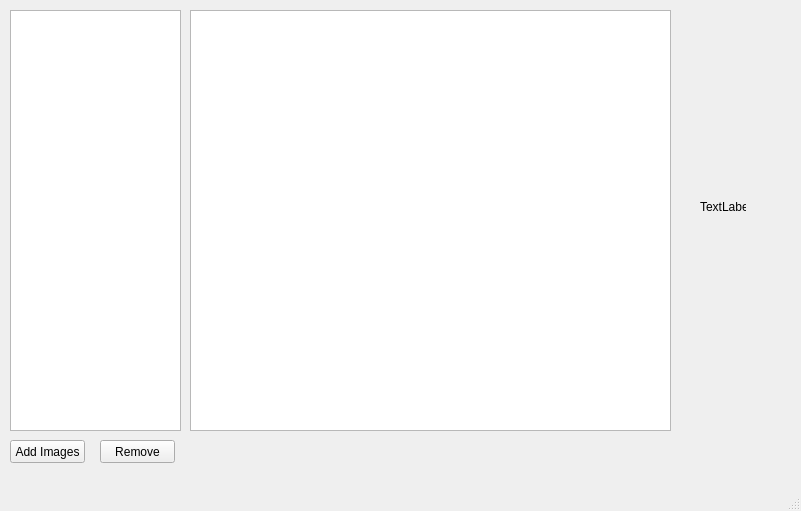
This is BaseGUI.ui in Pys3nberg/project-watermark as Qt 5 draws it before an edit. The edited form follows.
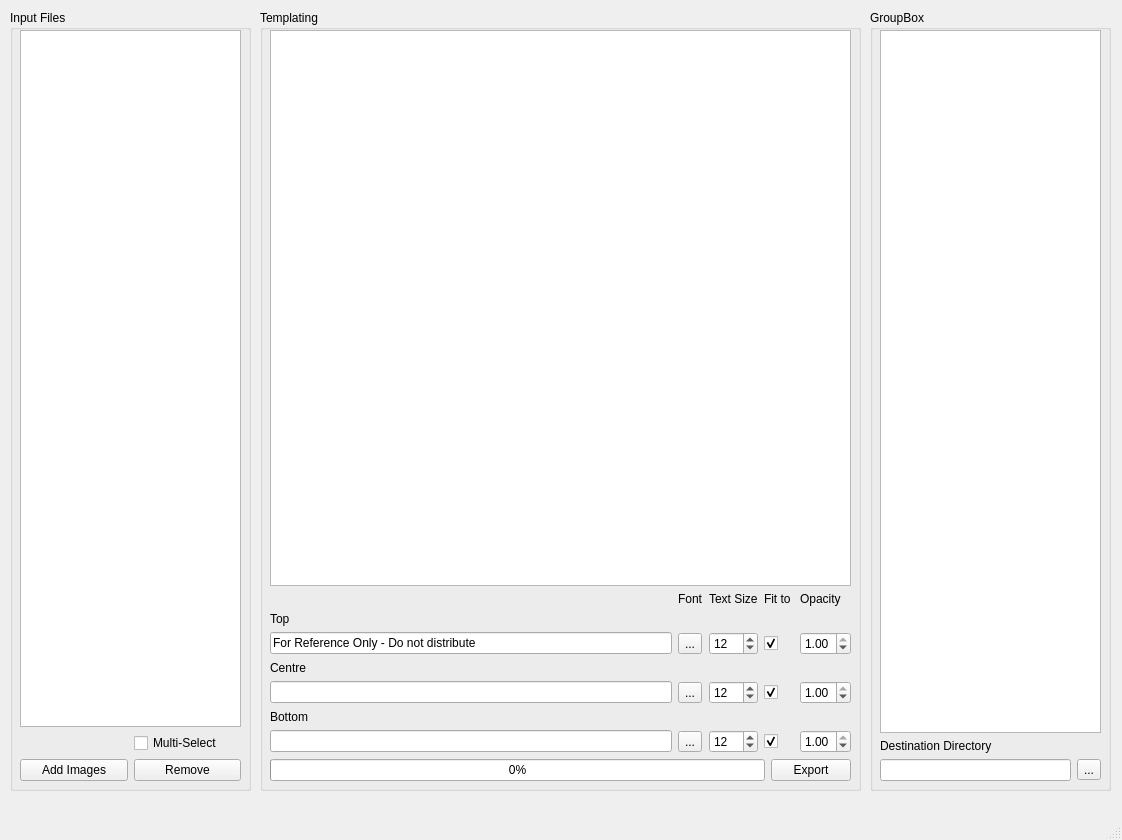
This is the edited form.

Commit message: All controls and indicators added to gui, with some functionallity updated. no templating controls work yet.

```diff
--- a/BaseGUI.ui
+++ b/BaseGUI.ui
@@ -6,81 +6,388 @@
    <rect>
     <x>0</x>
     <y>0</y>
-    <width>801</width>
-    <height>511</height>
+    <width>1122</width>
+    <height>840</height>
    </rect>
   </property>
   <property name="windowTitle">
    <string>MainWindow</string>
   </property>
   <widget class="QWidget" name="centralwidget">
-   <widget class="QListWidget" name="inputFileList">
+   <widget class="QGroupBox" name="inputGroupBox">
     <property name="geometry">
      <rect>
       <x>10</x>
       <y>10</y>
-      <width>171</width>
-      <height>421</height>
+      <width>241</width>
+      <height>781</height>
      </rect>
     </property>
-    <property name="selectionMode">
-     <enum>QAbstractItemView::MultiSelection</enum>
+    <property name="autoFillBackground">
+     <bool>false</bool>
     </property>
-    <property name="iconSize">
-     <size>
-      <width>24</width>
-      <height>32</height>
-     </size>
+    <property name="title">
+     <string>Input Files</string>
     </property>
-   </widget>
-   <widget class="QPushButton" name="addImagesButton">
-    <property name="geometry">
-     <rect>
-      <x>10</x>
-      <y>440</y>
-      <width>75</width>
-      <height>23</height>
-     </rect>
+    <property name="flat">
+     <bool>false</bool>
     </property>
-    <property name="text">
-     <string>Add Images</string>
-    </property>
+    <widget class="QWidget" name="verticalLayoutWidget">
+     <property name="geometry">
+      <rect>
+       <x>10</x>
+       <y>20</y>
+       <width>221</width>
+       <height>751</height>
+      </rect>
+     </property>
+     <layout class="QVBoxLayout" name="verticalLayout">
+      <item>
+       <widget class="QListWidget" name="inputFileList">
+        <property name="selectionMode">
+         <enum>QAbstractItemView::SingleSelection</enum>
+        </property>
+        <property name="iconSize">
+         <size>
+          <width>24</width>
+          <height>32</height>
+         </size>
+        </property>
+       </widget>
+      </item>
+      <item>
+       <layout class="QGridLayout" name="gridLayout">
+        <item row="1" column="0">
+         <widget class="QPushButton" name="addImagesButton">
+          <property name="text">
+           <string>Add Images</string>
+          </property>
+         </widget>
+        </item>
+        <item row="1" column="1">
+         <widget class="QPushButton" name="removeImagesButton">
+          <property name="text">
+           <string>Remove</string>
+          </property>
+         </widget>
+        </item>
+        <item row="0" column="1">
+         <widget class="QCheckBox" name="multiCheckBox">
+          <property name="text">
+           <string>Multi-Select</string>
+          </property>
+         </widget>
+        </item>
+       </layout>
+      </item>
+     </layout>
+    </widget>
    </widget>
-   <widget class="QPushButton" name="removeImagesButton">
+   <widget class="QGroupBox" name="templatingGroupBox">
     <property name="geometry">
      <rect>
-      <x>100</x>
-      <y>440</y>
-      <width>75</width>
-      <height>23</height>
+      <x>260</x>
+      <y>10</y>
+      <width>601</width>
+      <height>781</height>
      </rect>
     </property>
-    <property name="text">
-     <string>Remove</string>
+    <property name="title">
+     <string>Templating</string>
     </property>
+    <widget class="QWidget" name="verticalLayoutWidget_2">
+     <property name="geometry">
+      <rect>
+       <x>10</x>
+       <y>20</y>
+       <width>581</width>
+       <height>751</height>
+      </rect>
+     </property>
+     <layout class="QVBoxLayout" name="verticalLayout_2">
+      <item>
+       <widget class="QGraphicsView" name="graphicsView"/>
+      </item>
+      <item>
+       <layout class="QGridLayout" name="gridLayout_2">
+        <item row="2" column="3">
+         <widget class="QCheckBox" name="topFitToCheckBox">
+          <property name="text">
+           <string/>
+          </property>
+          <property name="checked">
+           <bool>true</bool>
+          </property>
+         </widget>
+        </item>
+        <item row="6" column="3">
+         <widget class="QCheckBox" name="botFitToCheckBox">
+          <property name="text">
+           <string/>
+          </property>
+          <property name="checked">
+           <bool>true</bool>
+          </property>
+         </widget>
+        </item>
+        <item row="2" column="0">
+         <widget class="QLineEdit" name="topLineEdit">
+          <property name="font">
+           <font>
+            <family>Arial</family>
+           </font>
+          </property>
+          <property name="text">
+           <string>For Reference Only - Do not distribute</string>
+          </property>
+         </widget>
+        </item>
+        <item row="2" column="4">
+         <widget class="QDoubleSpinBox" name="topOpacitySpinBox">
+          <property name="maximum">
+           <double>1.000000000000000</double>
+          </property>
+          <property name="singleStep">
+           <double>0.050000000000000</double>
+          </property>
+          <property name="value">
+           <double>1.000000000000000</double>
+          </property>
+         </widget>
+        </item>
+        <item row="4" column="0">
+         <widget class="QLineEdit" name="centLineEdit">
+          <property name="font">
+           <font>
+            <family>Arial</family>
+           </font>
+          </property>
+         </widget>
+        </item>
+        <item row="2" column="1">
+         <widget class="QToolButton" name="topFontButton">
+          <property name="text">
+           <string>...</string>
+          </property>
+         </widget>
+        </item>
+        <item row="2" column="2">
+         <widget class="QSpinBox" name="topFontSizeBox">
+          <property name="value">
+           <number>12</number>
+          </property>
+         </widget>
+        </item>
+        <item row="1" column="0">
+         <widget class="QLabel" name="topLabel">
+          <property name="text">
+           <string>Top</string>
+          </property>
+         </widget>
+        </item>
+        <item row="4" column="1">
+         <widget class="QToolButton" name="centFontButton">
+          <property name="text">
+           <string>...</string>
+          </property>
+         </widget>
+        </item>
+        <item row="6" column="1">
+         <widget class="QToolButton" name="botFontButton_2">
+          <property name="text">
+           <string>...</string>
+          </property>
+         </widget>
+        </item>
+        <item row="0" column="3">
+         <widget class="QLabel" name="fitToLabel">
+          <property name="text">
+           <string>Fit to </string>
+          </property>
+         </widget>
+        </item>
+        <item row="4" column="2">
+         <widget class="QSpinBox" name="centFontSizeBox">
+          <property name="value">
+           <number>12</number>
+          </property>
+         </widget>
+        </item>
+        <item row="4" column="3">
+         <widget class="QCheckBox" name="centFitToCheckBox">
+          <property name="text">
+           <string/>
+          </property>
+          <property name="checked">
+           <bool>true</bool>
+          </property>
+         </widget>
+        </item>
+        <item row="6" column="0">
+         <widget class="QLineEdit" name="botLineEdit"/>
+        </item>
+        <item row="6" column="2">
+         <widget class="QSpinBox" name="botFontSizeBox">
+          <property name="value">
+           <number>12</number>
+          </property>
+         </widget>
+        </item>
+        <item row="0" column="2">
+         <widget class="QLabel" name="textSizeLabel">
+          <property name="text">
+           <string>Text Size</string>
+          </property>
+         </widget>
+        </item>
+        <item row="3" column="0">
+         <widget class="QLabel" name="centLabel">
+          <property name="text">
+           <string>Centre</string>
+          </property>
+         </widget>
+        </item>
+        <item row="5" column="0">
+         <widget class="QLabel" name="botLabel">
+          <property name="text">
+           <string>Bottom</string>
+          </property>
+         </widget>
+        </item>
+        <item row="0" column="4">
+         <widget class="QLabel" name="opacityLabel">
+          <property name="text">
+           <string>Opacity</string>
+          </property>
+         </widget>
+        </item>
+        <item row="4" column="4">
+         <widget class="QDoubleSpinBox" name="centOpacitySpinBox">
+          <property name="maximum">
+           <double>1.000000000000000</double>
+          </property>
+          <property name="singleStep">
+           <double>0.050000000000000</double>
+          </property>
+          <property name="value">
+           <double>1.000000000000000</double>
+          </property>
+         </widget>
+        </item>
+        <item row="6" column="4">
+         <widget class="QDoubleSpinBox" name="botOpacitySpinBox">
+          <property name="maximum">
+           <double>1.000000000000000</double>
+          </property>
+          <property name="singleStep">
+           <double>0.050000000000000</double>
+          </property>
+          <property name="value">
+           <double>1.000000000000000</double>
+          </property>
+         </widget>
+        </item>
+        <item row="0" column="1">
+         <widget class="QLabel" name="textSizeLabel_3">
+          <property name="text">
+           <string>Font</string>
+          </property>
+         </widget>
+        </item>
+       </layout>
+      </item>
+      <item>
+       <layout class="QHBoxLayout" name="horizontalLayout_2">
+        <property name="sizeConstraint">
+         <enum>QLayout::SetNoConstraint</enum>
+        </property>
+        <item>
+         <widget class="QProgressBar" name="progressBar">
+          <property name="value">
+           <number>0</number>
+          </property>
+          <property name="invertedAppearance">
+           <bool>false</bool>
+          </property>
+         </widget>
+        </item>
+        <item>
+         <widget class="QPushButton" name="exportButton">
+          <property name="text">
+           <string>Export</string>
+          </property>
+         </widget>
+        </item>
+       </layout>
+      </item>
+     </layout>
+    </widget>
    </widget>
-   <widget class="QGraphicsView" name="graphicsView">
+   <widget class="QGroupBox" name="outputGroupBox">
     <property name="geometry">
      <rect>
-      <x>190</x>
+      <x>870</x>
       <y>10</y>
-      <width>481</width>
-      <height>421</height>
+      <width>241</width>
+      <height>781</height>
      </rect>
     </property>
-   </widget>
-   <widget class="QLabel" name="label">
-    <property name="geometry">
-     <rect>
-      <x>700</x>
-      <y>200</y>
-      <width>46</width>
-      <height>13</height>
-     </rect>
+    <property name="title">
+     <string>GroupBox</string>
     </property>
-    <property name="text">
-     <string>TextLabel</string>
-    </property>
+    <widget class="QWidget" name="verticalLayoutWidget_3">
+     <property name="geometry">
+      <rect>
+       <x>10</x>
+       <y>20</y>
+       <width>221</width>
+       <height>751</height>
+      </rect>
+     </property>
+     <layout class="QVBoxLayout" name="verticalLayout_3">
+      <item>
+       <widget class="QListWidget" name="outputFileList">
+        <property name="selectionMode">
+         <enum>QAbstractItemView::SingleSelection</enum>
+        </property>
+        <property name="iconSize">
+         <size>
+          <width>24</width>
+          <height>32</height>
+         </size>
+        </property>
+       </widget>
+      </item>
+      <item>
+       <layout class="QGridLayout" name="gridLayout_4">
+        <item row="0" column="0">
+         <widget class="QLabel" name="label">
+          <property name="text">
+           <string>Destination Directory</string>
+          </property>
+         </widget>
+        </item>
+        <item row="1" column="1">
+         <widget class="QToolButton" name="destinationDirSelectButton">
+          <property name="text">
+           <string>...</string>
+          </property>
+         </widget>
+        </item>
+        <item row="1" column="0">
+         <widget class="QLineEdit" name="destinationDirLineEdit">
+          <property name="readOnly">
+           <bool>true</bool>
+          </property>
+         </widget>
+        </item>
+       </layout>
+      </item>
+     </layout>
+    </widget>
+    <zorder>outputFileList</zorder>
+    <zorder>outputFileList</zorder>
+    <zorder>verticalLayoutWidget_3</zorder>
    </widget>
   </widget>
   <widget class="QMenuBar" name="menubar">
```
Left out of the diff: 2 changed lines with no effect on the pictures. The commit also changes 2 other files.
